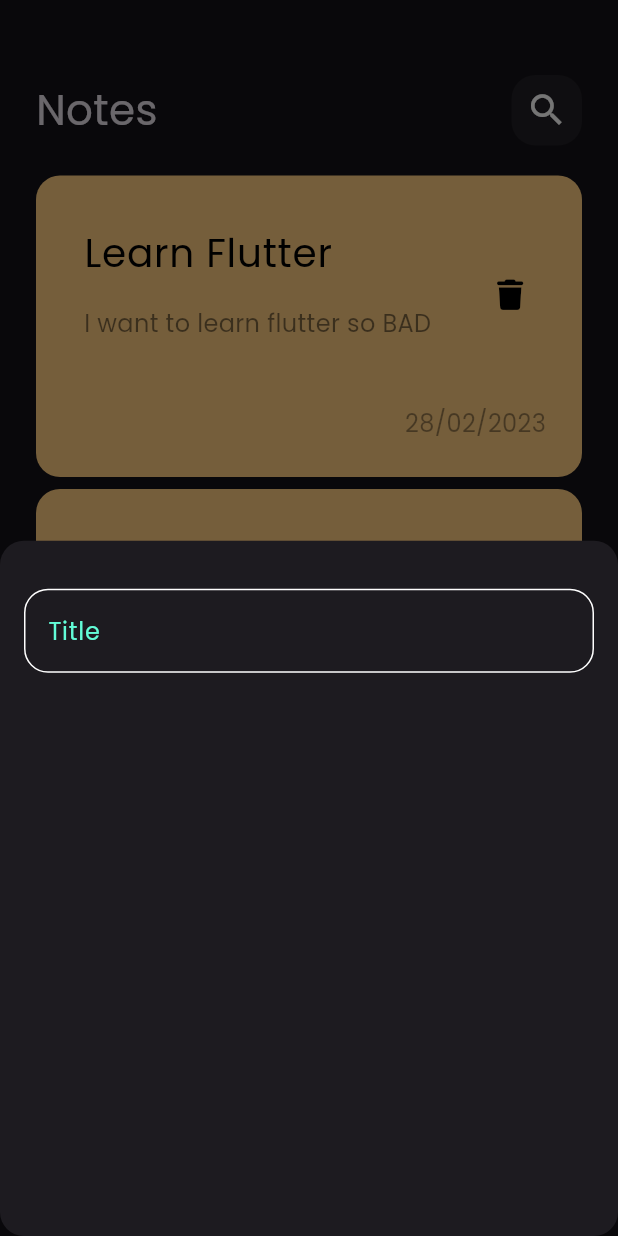
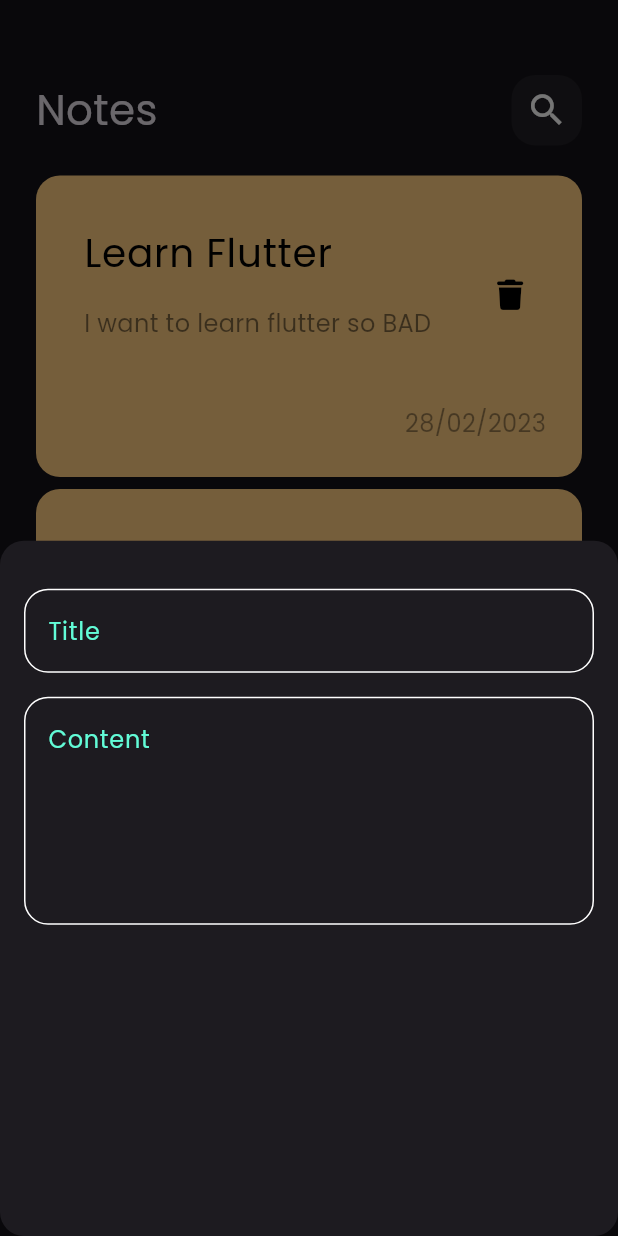
Before and after one commit to SamiDev016/notes_app, a Flutter app: the screen it shows after launch, after a tap on the "add" icon, on a phone screen of 412 x 824 dp. Run offline on Flutter 3.47's test engine with Material 3 defaults, Android fonts, the phone set to English and light mode, and no system bars; our stand-ins replace font_awesome_flutter.

Commit message:
add_second_textfield

```diff
--- a/lib/views/widgets/add_note_bottom_sheet.dart
+++ b/lib/views/widgets/add_note_bottom_sheet.dart
@@ -1,4 +1,3 @@
-
 import 'package:flutter/material.dart';
 import 'package:noteapp/views/widgets/custom_textField.dart';
 
@@ -9,12 +8,19 @@ class AddNoteButtomSheet extends StatelessWidget {
   Widget build(BuildContext context) {
     return const Padding(
       padding: EdgeInsets.symmetric(horizontal: 16),
-      child:  Column(
+      child: Column(
         children: [
-
-          SizedBox(height: 32,),
-          CustomTextField(),
-
+          SizedBox(
+            height: 32,
+          ),
+          CustomTextField(hint: "Title"),
+          SizedBox(
+            height: 16,
+          ),
+          CustomTextField(
+            hint: "Content",
+            maxLines: 5,
+          ),
         ],
       ),
     );
--- a/lib/views/widgets/custom_textField.dart
+++ b/lib/views/widgets/custom_textField.dart
@@ -2,14 +2,18 @@ import 'package:flutter/material.dart';
 import 'package:noteapp/constants.dart';
 
 class CustomTextField extends StatelessWidget {
-  const CustomTextField({super.key});
+  const CustomTextField({super.key, required this.hint, this.maxLines = 1});
+
+  final String hint;
+  final int maxLines;
 
   @override
   Widget build(BuildContext context) {
     return TextField(
       cursorColor: KPrimaryColor,
+      maxLines: maxLines,
       decoration: InputDecoration(
-        hintText: 'Title',
+        hintText: hint,
         hintStyle: const TextStyle(color: KPrimaryColor),
         border: buildBorder(),
         enabledBorder: buildBorder(),
```
